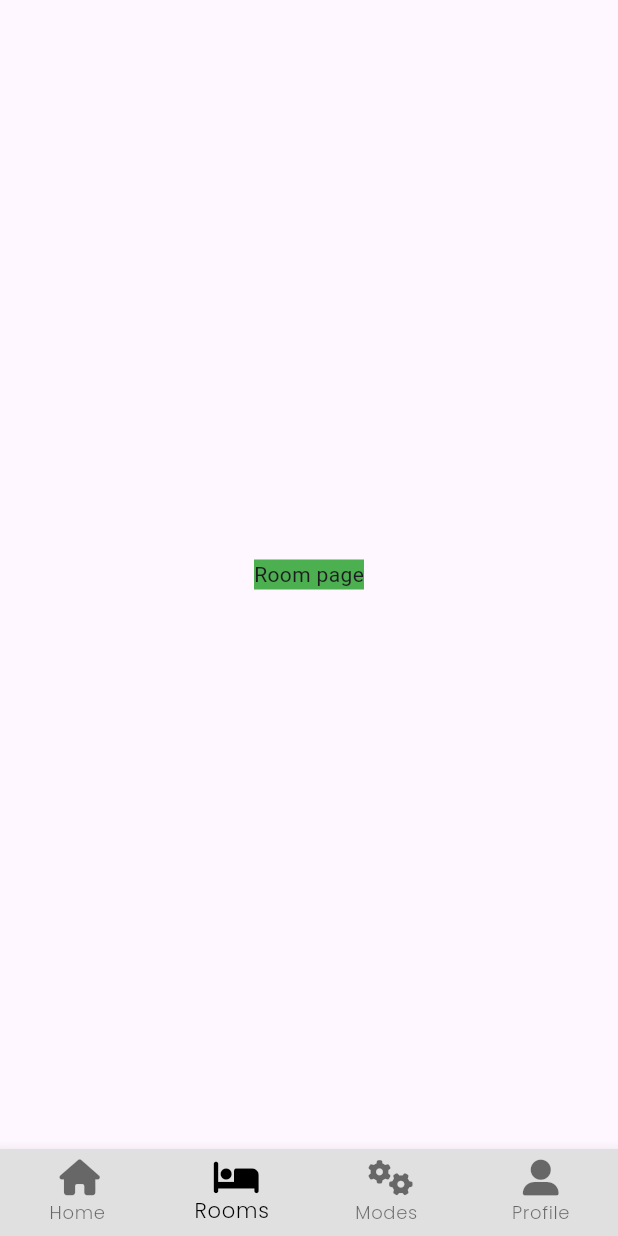
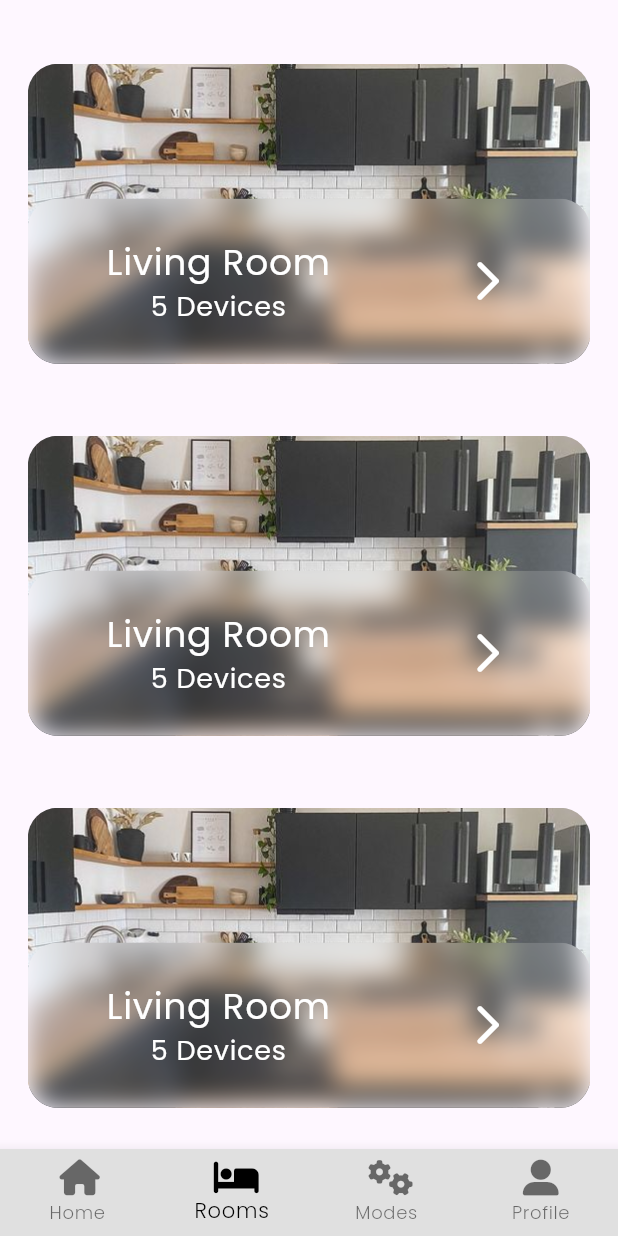
Before and after one commit to nived-s/AutoHome-flutter, a Flutter app: the screen it shows after launch, item 2 of the bottom bar chosen, on a phone screen of 412 x 824 dp. Run offline on Flutter 3.47's test engine with Material 3 defaults, Android fonts, the phone set to English and light mode, and no system bars; drawn by our look-alikes of blurrycontainer; our stand-ins replace font_awesome_flutter, google_fonts.

Commit message:
rooms page

```diff
--- a/autohome/lib/app.dart
+++ b/autohome/lib/app.dart
@@ -5,6 +5,8 @@ class MyApp extends StatelessWidget {
   const MyApp({super.key});
 
   // This widget is the root of your application.
+
+
   @override
   Widget build(BuildContext context) {
     return MaterialApp(
--- a/autohome/lib/screens/homepage.dart
+++ b/autohome/lib/screens/homepage.dart
@@ -294,6 +294,7 @@ class _HomePageState extends State<HomePage> {
                         },
                       ),
                     ),
+
                   ],
                 )
               ],
--- a/autohome/lib/screens/roompage.dart
+++ b/autohome/lib/screens/roompage.dart
@@ -1,4 +1,8 @@
+import 'package:autohome/constants.dart';
+import 'package:autohome/widgets/circulariconbtn.dart';
+import 'package:blurrycontainer/blurrycontainer.dart';
 import 'package:flutter/material.dart';
+import 'package:font_awesome_flutter/font_awesome_flutter.dart';
 
 class RoomPage extends StatefulWidget {
   const RoomPage({super.key});
@@ -10,10 +14,73 @@ class RoomPage extends StatefulWidget {
 class _RoomPageState extends State<RoomPage> {
   @override
   Widget build(BuildContext context) {
-    return Center(
-      child: Container(
-        color: Colors.green,
-        child: Text('Room page'),
+    double screenWidth = MediaQuery.of(context).size.width;
+    double screenHeight = MediaQuery.of(context).size.height;
+
+    return Scaffold(
+      body: SingleChildScrollView(
+        child: Padding(
+          padding: EdgeInsets.all(screenWidth * 0.045),
+          child: Column(
+            children: [
+              SizedBox(
+                height: screenHeight * 0.88,
+                child: ListView.builder(
+                  itemCount: 4,
+                  scrollDirection: Axis.vertical,
+                  itemBuilder: (BuildContext context, int index) {
+                    return Container(
+                      height: 200,
+                      width: screenWidth * 0.6,
+                      margin: const EdgeInsets.symmetric(vertical: 24),
+                      decoration: BoxDecoration(
+                        borderRadius: BorderRadius.circular(20),
+                        image: DecorationImage(
+                          image: AssetImage('assets/images/rooms/kitchen.jpg'),
+                          fit: BoxFit.cover,
+                        ),
+                      ),
+                      child: Align(
+                        alignment: Alignment.bottomCenter,
+                        child: BlurryContainer(
+                          height: 110,
+                          width: screenWidth,
+                          blur: 8,
+                          color: Colors.white.withOpacity(0.15),
+                          child: Row(
+                            mainAxisAlignment: MainAxisAlignment.spaceAround,
+                            children: [
+                              Column(
+                                mainAxisAlignment: MainAxisAlignment.center,
+                                children: [
+                                  Text(
+                                    'Living Room',
+                                    style: kSubHeadingLarge(
+                                        color: Colors.white, fontSize: 24),
+                                  ),
+                                  Text(
+                                    '5 Devices',
+                                    style:
+                                        kSubHeadingLarge(color: Colors.white),
+                                  ),
+                                ],
+                              ),
+                              const Icon(
+                                Icons.arrow_forward_ios_rounded,
+                                color: Colors.white,
+                                size: 32,
+                              )
+                            ],
+                          ),
+                        ),
+                      ),
+                    );
+                  },
+                ),
+              ),
+            ],
+          ),
+        ),
       ),
     );
   }
```
Also changed, not shown: autohome/lib/screens/modespage.dart (+12 -4 lines), autohome/lib/screens/profilepage.dart (+12 -4 lines), autohome/lib/main.dart (line endings or trailing spaces).
